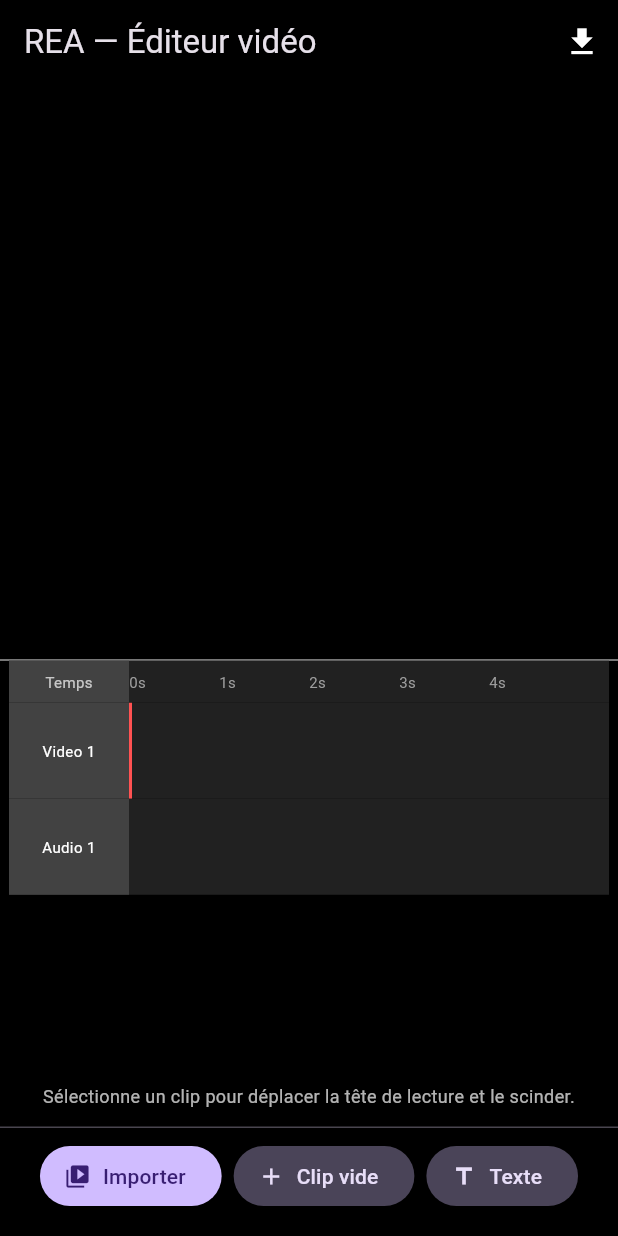
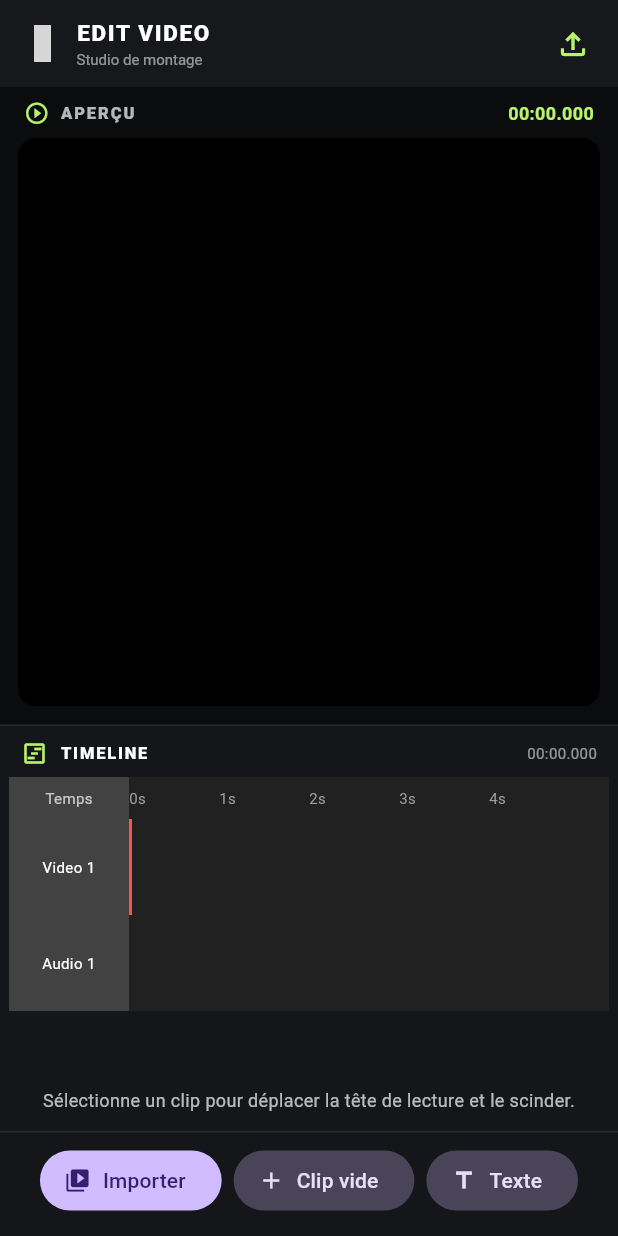
Before and after one commit to hichamDao/edit_video, a Flutter app: the screen it shows after launch, on a phone screen of 412 x 824 dp. Run offline on Flutter 3.47's test engine with Material 3 defaults, Android fonts, the phone set to English and light mode, and no system bars; our stand-ins replace file_picker, video_player; statements that could not run were skipped; grey boxes are pictures that could not be loaded.

Commit message:
Redesign editor screen with CapCut-inspired dark timeline layout

```diff
--- a/lib/features/editor/editor_screen.dart
+++ b/lib/features/editor/editor_screen.dart
@@ -1731,39 +1731,124 @@ class _EditorScreenState extends State<EditorScreen> {
     final timelineWidth = _timelineWidth();
 
     return Scaffold(
+      backgroundColor: const Color(0xFF101114),
       appBar: AppBar(
-        title: const Text('REA — Éditeur vidéo'),
-        backgroundColor: Colors.black,
+        toolbarHeight: 58,
+        elevation: 0,
+        backgroundColor: const Color(0xFF17181C),
+        titleSpacing: 16,
+        title: const Row(
+          children: [
+            Icon(Icons.movie_edit_outlined, color: Color(0xFFB7F36B), size: 25),
+            SizedBox(width: 10),
+            Column(
+              crossAxisAlignment: CrossAxisAlignment.start,
+              mainAxisSize: MainAxisSize.min,
+              children: [
+                Text('EDIT VIDEO', style: TextStyle(
+                  color: Colors.white, fontSize: 15, fontWeight: FontWeight.w800,
+                  letterSpacing: 1.1,
+                )),
+                SizedBox(height: 2),
+                Text('Studio de montage', style: TextStyle(
+                  color: Colors.white54, fontSize: 10, fontWeight: FontWeight.w400,
+                )),
+              ],
+            ),
+          ],
+        ),
         actions: [
           IconButton(
-            tooltip: 'Exporter',
-            icon: const Icon(
-              Icons.file_download,
-              color: Colors.white,
-            ),
-            onPressed: () {
-              Navigator.pushNamed(context, '/export');
-            },
-          ),
+            tooltip: 'Exporter la vidéo',
+            icon: const Icon(Icons.file_upload_outlined, color: Color(0xFFB7F36B)),
+            onPressed: () => Navigator.pushNamed(context, '/export'),
+          ),
+          const SizedBox(width: 6),
         ],
       ),
       body: Column(
         children: [
           Expanded(
-            flex: 3,
+            flex: 5,
+            child: Container(
+              color: const Color(0xFF0B0C0E),
+              child: Column(
+                children: [
+                  Padding(
+                    padding: const EdgeInsets.fromLTRB(16, 9, 16, 8),
+                    child: Row(
+                      children: [
+                        const Icon(Icons.play_circle_outline, size: 17, color: Color(0xFFB7F36B)),
+                        const SizedBox(width: 7),
+                        const Text('APERÇU', style: TextStyle(
+                          color: Colors.white70, fontSize: 11, fontWeight: FontWeight.w800,
+                          letterSpacing: 1.3,
+                        )),
+                        const Spacer(),
+                        Text(
+                          _formatTime(_playheadPosition),
+                          style: const TextStyle(
+                            color: Color(0xFFB7F36B), fontSize: 12,
+                            fontWeight: FontWeight.w700,
+                          ),
+                        ),
+                      ],
+                    ),
+                  ),
+                  Expanded(
+                    child: Padding(
+                      padding: const EdgeInsets.fromLTRB(12, 0, 12, 12),
+                      child: ClipRRect(
+                        borderRadius: BorderRadius.circular(12),
+                        child: ColoredBox(
+                          color: const Color(0xFF000000),
                           child: _previewWithText(
                             controller != null
                                 ? _filteredVideo(controller)
                                 : const SizedBox.expand(),
                           ),
                         ),
-          const Divider(height: 1, color: Colors.grey),
+                      ),
+                    ),
+                  ),
+                ],
+              ),
+            ),
+          ),
+          const Divider(height: 1, thickness: 1, color: Color(0xFF2A2B30)),
           Expanded(
-            flex: 3,
+            flex: 4,
             child: project == null
                 ? const SizedBox.shrink()
-                : Column(
-              children: [
+                : Container(
+                    color: const Color(0xFF151619),
+                    child: Column(
+                      children: [
+                        Padding(
+                          padding: const EdgeInsets.fromLTRB(14, 9, 14, 7),
+                          child: Row(
+                            children: [
+                              const Icon(Icons.view_timeline_outlined,
+                                  color: Color(0xFFB7F36B), size: 18),
+                              const SizedBox(width: 8),
+                              const Text('TIMELINE', style: TextStyle(
+                                color: Colors.white, fontSize: 11,
+                                fontWeight: FontWeight.w800, letterSpacing: 1.2,
+                              )),
+                              const Spacer(),
+                              Text(
+                                _formatTime(project.tracks
+                                    .where((track) => track.type == TrackType.video)
+                                    .expand((track) => track.segments)
+                                    .fold<Duration>(
+                                      Duration.zero,
+                                      (total, segment) => total + _segmentDuration(segment),
+                                    )),
+                                style: const TextStyle(color: Colors.white54, fontSize: 10),
+                              ),
+                            ],
+                          ),
+                        ),
                         Expanded(
                           child: SingleChildScrollView(
                             scrollDirection: Axis.horizontal,
@@ -1775,12 +1860,10 @@ class _EditorScreenState extends State<EditorScreen> {
                                   Expanded(
                                     child: ListView.builder(
                                       itemCount: project.tracks.length,
-                              itemBuilder: (context, index) {
-                                return _buildTrack(
+                                      itemBuilder: (context, index) => _buildTrack(
                                         project.tracks[index],
                                         timelineWidth,
-                                );
-                              },
+                                      ),
                                     ),
                                   ),
                                 ],
@@ -1789,17 +1872,18 @@ class _EditorScreenState extends State<EditorScreen> {
                           ),
                         ),
                         _buildPlayheadControls(),
-                const Divider(height: 1),
+                        const Divider(height: 1, color: Color(0xFF2A2B30)),
                         SafeArea(
                           top: false,
-                  minimum: const EdgeInsets.only(bottom: 8),
+                          minimum: const EdgeInsets.only(bottom: 5),
                           child: _buildActions(),
                         ),
                       ],
                     ),
                   ),
-        ],
-      ),
-    );
-  }
-}
+          ),
+        ],
+      ),
+    );
+  }
+}
```
Lines whose indentation alone changed are shown as unchanged.
